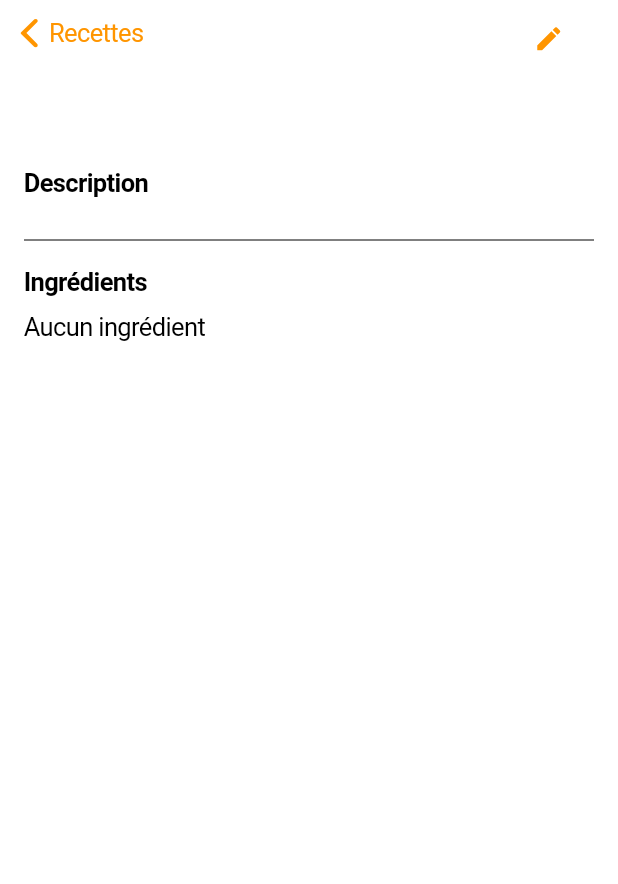
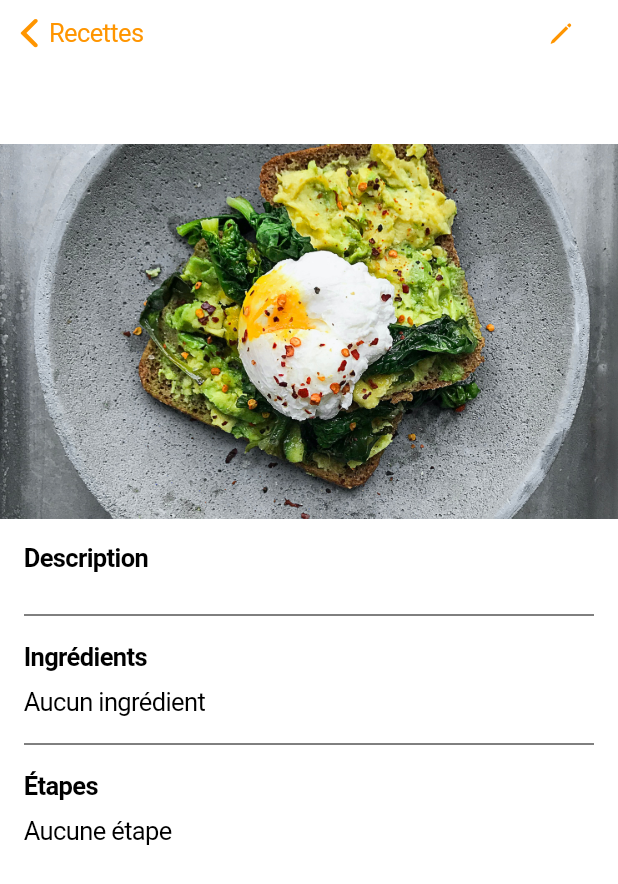
Before and after one commit to alexandre-viale/meercook, a Flutter app: the RecipeDetails screen opened directly with empty values, on a phone screen of 412 x 824 dp. Shown: the top 884 px of the screen. Run offline on Flutter 3.47's test engine with Material 2 defaults, Android fonts, the light colour scheme and no system bars; our stand-ins replace localstorage; missing offline and left inert: flutter_displaymode; network calls fail.

Commit message:
details fully working

```diff
--- a/lib/environment.dart
+++ b/lib/environment.dart
@@ -4,7 +4,7 @@ class Environment {
   static const String apiPath = '/meercook-server';
   static const dynamic apiPort = 4000;
   // production
-  // static const String apiHost = 'meerkath.com'; //192.168.1.99
+  // static const String apiHost = 'meerkath.com';
   // static const String apiPath = '/meercook-server';
   // static const dynamic apiPort = null;
 }
--- /dev/null
+++ b/lib/model/recipe_step.dart
@@ -0,0 +1,20 @@
+class RecipeStep {
+  int? id;
+  String text;
+  int recipeId;
+  int sortId;
+
+  RecipeStep({
+    this.id,
+    this.text = '',
+    required this.recipeId,
+    required this.sortId,
+  });
+
+  factory RecipeStep.fromJson(Map<String, dynamic> json) => RecipeStep(
+        id: json['id'] as int,
+        text: json['text'] as String,
+        recipeId: json['recipeId'] as int,
+        sortId: json['sortId'] as int,
+      );
+}
--- a/lib/pages/recipes/components/recipe_element.dart
+++ b/lib/pages/recipes/components/recipe_element.dart
@@ -78,6 +78,8 @@ class _RecipeElementState extends State<RecipeElement> {
           },
         ),
       ],
+      child: Hero(
+        tag: 'recipe_${widget.recipe.id}',
         child: Container(
           height: 70,
           margin: const EdgeInsets.symmetric(horizontal: 15, vertical: 10),
@@ -125,6 +127,7 @@ class _RecipeElementState extends State<RecipeElement> {
             ),
           ),
         ),
+      ),
     );
   }
 }
--- a/lib/pages/recipes/pages/recipe_details.dart
+++ b/lib/pages/recipes/pages/recipe_details.dart
@@ -2,6 +2,9 @@ import 'package:flutter/cupertino.dart';
 import 'package:flutter/material.dart';
 import 'package:meercook/model/ingredient.dart';
 import 'package:meercook/model/recipe.dart';
+import 'package:meercook/model/recipe_step.dart';
+import 'package:meercook/services/ingredient_service.dart';
+import 'package:meercook/services/step_service.dart';
 
 class RecipeDetails extends StatefulWidget {
   const RecipeDetails({
@@ -13,7 +16,6 @@ class RecipeDetails extends StatefulWidget {
 
 class _RecipeDetailsState extends State<RecipeDetails> {
   late Recipe recipe;
-
   @override
   Widget build(BuildContext context) {
     final route = ModalRoute.of(context);
@@ -26,14 +28,29 @@ class _RecipeDetailsState extends State<RecipeDetails> {
             previousPageTitle: 'Recettes',
             largeTitle: Text(recipe.title),
             trailing: CupertinoButton(
+              padding: EdgeInsets.zero,
               child: const Icon(
-                Icons.edit,
+                CupertinoIcons.pencil,
                 color: CupertinoColors.activeOrange,
               ),
               onPressed: () => Navigator.pushNamed(
                 context,
                 '/recipes/editor',
                 arguments: recipe,
+              ),
+            ),
+          ),
+          SliverToBoxAdapter(
+            child: Hero(
+              tag: 'recipe_${recipe.id}',
+              child: Container(
+                height: 250,
+                decoration: const BoxDecoration(
+                  image: DecorationImage(
+                    image: AssetImage('assets/img/login_background.jpg'),
+                    fit: BoxFit.cover,
+                  ),
+                ),
               ),
             ),
           ),
@@ -69,7 +86,7 @@ class _RecipeDetailsState extends State<RecipeDetails> {
                   ),
                   const SizedBox(height: 10),
                   FutureBuilder(
-                    future: getRecipeIngredients(recipe.id),
+                    future: getIngredientsByRecipeId(recipe.id),
                     builder: (context, snapshot) {
                       if (!snapshot.hasData) {
                         return const CupertinoActivityIndicator();
@@ -81,6 +98,7 @@ class _RecipeDetailsState extends State<RecipeDetails> {
                         return const Text('Aucun ingrédient');
                       }
                       return ListView.builder(
+                        physics: const NeverScrollableScrollPhysics(),
                         cacheExtent: 0,
                         padding: const EdgeInsets.symmetric(vertical: 0),
                         shrinkWrap: true,
@@ -99,6 +117,49 @@ class _RecipeDetailsState extends State<RecipeDetails> {
                       );
                     },
                   ),
+                  const SizedBox(height: 10),
+                  Divider(
+                    color: CupertinoTheme.of(context).primaryContrastingColor,
+                  ),
+                  const SizedBox(height: 10),
+                  Text(
+                    'Étapes',
+                    style:
+                        CupertinoTheme.of(context).textTheme.navTitleTextStyle,
+                  ),
+                  const SizedBox(height: 10),
+                  FutureBuilder(
+                    future: getStepsByRecipeId(recipe.id),
+                    builder: (context, snapshot) {
+                      if (!snapshot.hasData) {
+                        return const CupertinoActivityIndicator();
+                      }
+                      List<RecipeStep> steps =
+                          snapshot.data as List<RecipeStep>;
+                      if (snapshot.connectionState == ConnectionState.done &&
+                          steps.isEmpty) {
+                        return const Text('Aucune étape');
+                      }
+                      return ListView.builder(
+                        physics: const NeverScrollableScrollPhysics(),
+                        cacheExtent: 0,
+                        padding: const EdgeInsets.symmetric(vertical: 0),
+                        shrinkWrap: true,
+                        itemCount: steps.length,
+                        itemBuilder: (context, index) {
+                          return Padding(
+                            padding: const EdgeInsets.only(top: 3.0),
+                            child: Text(
+                              '${index + 1} - ' + steps[index].text,
+                              style: const TextStyle(
+                                fontSize: 16,
+                              ),
+                            ),
+                          );
+                        },
+                      );
+                    },
+                  ),
                 ],
               ),
             ),
```
Also changed, not shown: lib/model/recipe.dart (+4 -89 lines), lib/pages/recipes/components/sliver_nav.dart (+12 -4 lines), lib/pages/recipes/pages/recipe_editor.dart (+12 -27 lines), lib/pages/recipes/recipes.dart (+41 -12 lines), lib/services/ingredient_service.dart (added, +31 -0 lines), lib/services/recipe_service.dart (added, +62 -0 lines), lib/services/step_service.dart (added, +31 -0 lines). Lines whose indentation alone changed are shown as unchanged.
